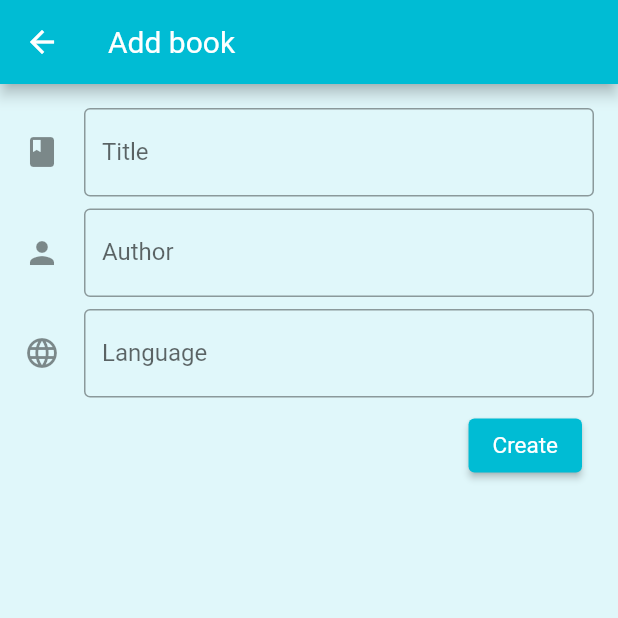
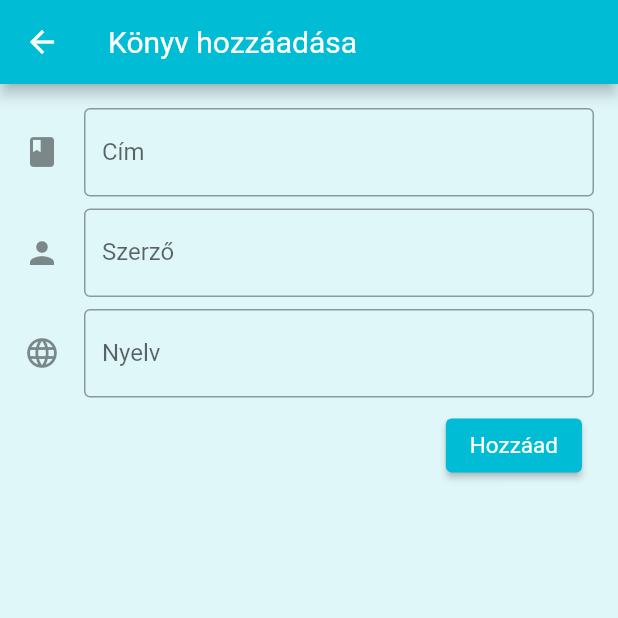
Before and after one commit to kurjakrichard/flutibre, a Flutter app: the screen it shows after launch, after a tap on the "add" icon, on a phone screen of 412 x 824 dp, the top half of it. Run offline on Flutter 3.47's test engine with Material 2 defaults, Android fonts, the phone set to English and light mode, and no system bars; drawn by our look-alikes of flutter_form_builder; our stand-ins replace form_field_validator, sqflite_common, sqflite_common_ffi; accounts and stored records are empty; generated files the repository leaves out were written again.

Commit message:
Add localization

```diff
--- /dev/null
+++ b/l10n.yaml
@@ -0,0 +1,3 @@
+arb-dir: lib/l10n
+template-arb-file: app_en.arb
+output-localization-file: app_localizations.dart
--- /dev/null
+++ b/lib/l10n/app_hu.arb
@@ -0,0 +1,18 @@
+{
+    "@@locale": "hu",
+    "ok": "OK",
+    "cancel": "Mégse",
+    "navigation": "Navigáció",
+    "list": "Lista nézet",
+    "tiles": "Rács nézet",
+    "addbook": "Könyv hozzáadása",
+    "title": "Cím",
+    "author": "Szerző",
+    "language": "Nyelv",
+    "create": "Hozzáad",
+    "confirmation": "Biztos vagy benne?",
+    "titlerequired": "A cím megadása kötelező!",
+    "authorrequired": "A szerző megadása kötelező!",
+    "languagerequired": "A nyelv megadása kötelező!",
+    "wanttodelete": "Biztosan törlöd?"
+}
--- a/lib/main.dart
+++ b/lib/main.dart
@@ -1,11 +1,14 @@
+import 'package:flutibre/models/book_data.dart';
 import 'package:flutibre/screens/modify_book.dart';
 import 'package:flutibre/screens/book_details_page.dart';
 import 'package:flutibre/screens/gridview.dart';
-import 'package:flutibre/screens/listview.dart';
-import 'package:flutibre/screens/main_window.dart';
+import 'package:flutibre/screens/datatable_view.dart';
+import 'package:flutibre/screens/mainPage.dart';
 import 'package:flutibre/utils/book_repository.dart';
 import 'package:flutibre/utils/scroll.dart';
 import 'package:flutter/material.dart';
+import 'package:flutter_localizations/flutter_localizations.dart';
+import 'package:flutter_gen/gen_l10n/app_localizations.dart';
 
 void main() => runApp(const Flutibre());
 
@@ -18,16 +21,28 @@ class Flutibre extends StatelessWidget {
     return BookRepositoryProvider(
       child: Builder(builder: (context) {
         return MaterialApp(
+          localizationsDelegates: const [
+            AppLocalizations.delegate,
+            GlobalMaterialLocalizations.delegate,
+            GlobalWidgetsLocalizations.delegate,
+            GlobalCupertinoLocalizations.delegate,
+          ],
+          supportedLocales: const [
+            Locale('en', ''),
+            Locale('hu', ''),
+          ],
+
+          locale: const Locale('hu'),
           debugShowCheckedModeBanner: false,
           //Scrolling do not work on Linux desktop without this.
           scrollBehavior: MyCustomScrollBehavior(),
-          home: const MainWindow(),
+          home: const ResponsiveHomePage(),
           routes: {
             //'/bookDetails': (context) => const BookDetailsPage(),
             '/ListPage': (context) => const ListPage(),
             '/GridPage': (context) => const GridPage(),
             '/AddBookPage': (context) =>
-                const ModifyBookPage(title: 'Add book'),
+                ModifyBookPage(title: AppLocalizations.of(context)!.addbook),
           },
           onGenerateRoute: (settings) {
             if (settings.name?.startsWith('/book/') ?? false) {
@@ -97,3 +112,54 @@ class Flutibre extends StatelessWidget {
     );
   }
 }
+
+class ResponsiveHomePage extends StatefulWidget {
+  const ResponsiveHomePage({Key? key}) : super(key: key);
+
+  @override
+  State<ResponsiveHomePage> createState() => _ResponsiveHomePageState();
+}
+
+class _ResponsiveHomePageState extends State<ResponsiveHomePage> {
+  BookData? book;
+
+  @override
+  Widget build(BuildContext context) {
+    return LayoutBuilder(builder: (context, constraints) {
+      var isWideLayout = constraints.maxWidth > 600;
+      if (!isWideLayout) {
+        return MainPage(
+          onBookTapped: (book) {
+            Navigator.pushNamed(
+              context,
+              '/book/${book.id}',
+              arguments: book,
+            );
+          },
+        );
+      } else {
+        return Row(
+          children: [
+            Expanded(child: MainPage(
+              onBookTapped: (book) {
+                setState(() {
+                  this.book = book;
+                });
+              },
+            )),
+            const VerticalDivider(
+              color: Colors.cyan,
+              thickness: 3,
+              width: 3,
+            ),
+            SizedBox(
+                width: 300,
+                child: BookDetailsContent(
+                  book: book,
+                )),
+          ],
+        );
+      }
+    });
+  }
+}
--- a/lib/screens/book_details_page.dart
+++ b/lib/screens/book_details_page.dart
@@ -1,6 +1,7 @@
 import 'package:flutibre/models/book_data.dart';
 import 'package:flutibre/utils/book_repository.dart';
 import 'package:flutter/material.dart';
+import 'package:flutter_gen/gen_l10n/app_localizations.dart';
 
 class BookDetailsPage extends StatelessWidget {
   const BookDetailsPage({Key? key}) : super(key: key);
@@ -9,10 +10,25 @@ class BookDetailsPage extends StatelessWidget {
   Widget build(BuildContext context) {
     dynamic routeSettings = ModalRoute.of(context)!.settings;
     dynamic book = routeSettings.arguments as BookData;
+    return BookDetailsContent(
+      book: book,
+    );
+  }
+}
+
+class BookDetailsContent extends StatelessWidget {
+  const BookDetailsContent({Key? key, this.book}) : super(key: key);
+  final BookData? book;
+
+  @override
+  Widget build(BuildContext context) {
+    if (book == null) {
+      return const Scaffold();
+    }
     return Scaffold(
       appBar: AppBar(
         title: Text(
-          book.title,
+          book!.title,
           style: Theme.of(context).textTheme.headline1,
         ),
         actions: [
@@ -22,19 +38,19 @@ class BookDetailsPage extends StatelessWidget {
               showDialog(
                 context: context,
                 builder: (context) => AlertDialog(
-                  title: const Text('Are you sure?'),
+                  title: Text(AppLocalizations.of(context)!.wanttodelete),
                   actions: [
                     TextButton(
-                      child: const Text('Cancel'),
+                      child: Text(AppLocalizations.of(context)!.cancel),
                       onPressed: () {
                         Navigator.pop(context);
                       },
                     ),
                     TextButton(
-                      child: const Text('Delete'),
+                      child: Text(AppLocalizations.of(context)!.ok),
                       onPressed: () {
                         Navigator.pop(context);
-                        BookRepository.of(context).onDeleteBook(book.id);
+                        BookRepository.of(context).onDeleteBook(book!.id);
                         Navigator.pop(context);
                       },
                     ),
@@ -54,7 +70,7 @@ class BookDetailsPage extends StatelessWidget {
                 decoration: BoxDecoration(
                   borderRadius: const BorderRadius.all(Radius.circular(30)),
                   image: DecorationImage(
-                    image: AssetImage(book.cover),
+                    image: AssetImage(book!.cover),
                     fit: BoxFit.fitHeight,
                   ),
                 ),
@@ -72,17 +88,22 @@ class BookDetailsPage extends StatelessWidget {
                       crossAxisAlignment: CrossAxisAlignment.start,
                       children: <Widget>[
                         BookDetailElement(
-                            detailType: 'Title:', detailContent: book.title),
+                            detailType:
+                                '${AppLocalizations.of(context)!.title}:',
+                            detailContent: book!.title),
                         BookDetailElement(
-                            detailType: 'Author:', detailContent: book.author),
+                            detailType:
+                                '${AppLocalizations.of(context)!.author}:',
+                            detailContent: book!.author),
                         BookDetailElement(
-                            detailType: 'Language:',
-                            detailContent: book.language),
+                            detailType:
+                                '${AppLocalizations.of(context)!.language}:',
+                            detailContent: book!.language),
                         const SizedBox(
                           height: 8,
                         ),
                         Text(
-                          book.content,
+                          book!.content,
                           style: Theme.of(context).textTheme.bodyText2,
                         ),
                         const SizedBox(
--- a/lib/screens/gridview.dart
+++ b/lib/screens/gridview.dart
@@ -1,6 +1,7 @@
 import 'package:flutibre/utils/book_repository.dart';
 import 'package:flutter/material.dart';
 import 'package:flutibre/models/book_data.dart';
+import 'package:flutter_gen/gen_l10n/app_localizations.dart';
 
 class GridPage extends StatelessWidget {
   const GridPage({Key? key}) : super(key: key);
@@ -14,7 +15,7 @@ class GridPage extends StatelessWidget {
       backgroundColor: Colors.cyan[50],
       appBar: AppBar(
         title: Text(
-          "Tiles",
+          AppLocalizations.of(context)!.tiles,
           style: Theme.of(context).textTheme.headline1,
         ),
       ),
--- a/lib/screens/main_window.dart
+++ b/lib/screens/mainPage.dart
@@ -1,9 +1,12 @@
 import 'package:flutibre/models/book_data.dart';
 import 'package:flutibre/utils/book_repository.dart';
 import 'package:flutter/material.dart';
+import 'package:flutter_gen/gen_l10n/app_localizations.dart';
 
-class MainWindow extends StatelessWidget {
-  const MainWindow({Key? key}) : super(key: key);
+class MainPage extends StatelessWidget {
+  const MainPage({Key? key, required this.onBookTapped}) : super(key: key);
+
+  final void Function(BookData) onBookTapped;
   final color = Colors.white;
   final hovercolor = const Color.fromRGBO(98, 163, 191, 1);
 
@@ -34,11 +37,7 @@ class MainWindow extends StatelessWidget {
                 book.cover,
               ),
               onTap: () {
-                Navigator.pushNamed(
-                  context,
-                  '/book/${book.id}',
-                  arguments: book,
-                );
+                onBookTapped(book);
               },
             );
           },
@@ -68,7 +67,7 @@ class MainWindow extends StatelessWidget {
                     crossAxisAlignment: CrossAxisAlignment.stretch,
                     children: [
                       Text(
-                        "Navigation",
+                        AppLocalizations.of(context)!.navigation,
                         style: Theme.of(context).textTheme.headline1,
                       ),
                       const SizedBox(
@@ -82,7 +81,7 @@ class MainWindow extends StatelessWidget {
               ),
               ListTile(
                 title: Text(
-                  "List",
+                  AppLocalizations.of(context)!.list,
                   style: Theme.of(context).textTheme.headline1,
                 ),
                 hoverColor: hovercolor,
@@ -97,7 +96,7 @@ class MainWindow extends StatelessWidget {
               ),
               ListTile(
                 title: Text(
-                  "Tiles",
+                  AppLocalizations.of(context)!.tiles,
                   style: Theme.of(context).textTheme.headline1,
                 ),
                 hoverColor: hovercolor,
--- a/lib/screens/modify_book.dart
+++ b/lib/screens/modify_book.dart
@@ -3,6 +3,7 @@ import 'package:flutibre/utils/book_repository.dart';
 import 'package:flutter/material.dart';
 import 'package:form_field_validator/form_field_validator.dart';
 import 'package:flutter_form_builder/flutter_form_builder.dart';
+import 'package:flutter_gen/gen_l10n/app_localizations.dart';
 
 class ModifyBookPage extends StatelessWidget {
   const ModifyBookPage({Key? key, required this.title}) : super(key: key);
@@ -16,17 +17,17 @@ class ModifyBookPage extends StatelessWidget {
         var result = await showDialog(
           context: context,
           builder: (context) => AlertDialog(
-            title: const Text('Are you sure?'),
+            title: Text(AppLocalizations.of(context)!.confirmation),
             actions: [
               TextButton(
-                child: const Text('Cancel'),
+                child: Text(AppLocalizations.of(context)!.cancel),
                 onPressed: () {
                   Navigator.pop(context, false);
                 },
               ),
               TextButton(
-                child: const Text(
-                  'Leave',
+                child: Text(
+                  AppLocalizations.of(context)!.ok,
                 ),
                 onPressed: () {
                   Navigator.pop(context, true);
@@ -53,39 +54,42 @@ class ModifyBookPage extends StatelessWidget {
                   children: [
                     FormBuilderTextField(
                       name: 'title',
-                      decoration: const InputDecoration(
-                          icon: Icon(Icons.book),
-                          labelText: 'Title',
-                          hintText: 'Book title',
-                          border: OutlineInputBorder()),
+                      decoration: InputDecoration(
+                          icon: const Icon(Icons.book),
+                          labelText: AppLocalizations.of(context)!.title,
+                          hintText: AppLocalizations.of(context)!.title,
+                          border: const OutlineInputBorder()),
                       keyboardType: TextInputType.text,
                       validator: MinLengthValidator(1,
-                          errorText: 'Title is required!'),
+                          errorText:
+                              AppLocalizations.of(context)!.titlerequired),
                     ),
                     Padding(
                       padding: const EdgeInsets.only(top: 8.0, bottom: 8.0),
                       child: FormBuilderTextField(
                         name: 'author',
-                        decoration: const InputDecoration(
-                            icon: Icon(Icons.person),
-                            labelText: 'Author',
-                            hintText: 'Book author',
-                            border: OutlineInputBorder()),
+                        decoration: InputDecoration(
+                            icon: const Icon(Icons.person),
+                            labelText: AppLocalizations.of(context)!.author,
+                            hintText: AppLocalizations.of(context)!.author,
+                            border: const OutlineInputBorder()),
                         keyboardType: TextInputType.name,
                         validator: MinLengthValidator(1,
-                            errorText: 'Author is required!'),
+                            errorText:
+                                AppLocalizations.of(context)!.authorrequired),
                       ),
                     ),
                     FormBuilderTextField(
                       name: 'language',
-                      decoration: const InputDecoration(
-                          icon: Icon(Icons.language),
-                          labelText: 'Language',
-                          hintText: 'Language',
-                          border: OutlineInputBorder()),
+                      decoration: InputDecoration(
+                          icon: const Icon(Icons.language),
+                          labelText: AppLocalizations.of(context)!.language,
+                          hintText: AppLocalizations.of(context)!.language,
+                          border: const OutlineInputBorder()),
                       keyboardType: TextInputType.text,
                       validator: MinLengthValidator(1,
-                          errorText: 'Language is required!'),
+                          errorText:
+                              AppLocalizations.of(context)!.languagerequired),
                     ),
                     Align(
                       alignment: Alignment.centerRight,
@@ -96,9 +100,8 @@ class ModifyBookPage extends StatelessWidget {
                               ModalRoute.of(context)!.settings.arguments;
                           int size = args!['size'] as int;
                           size++;
-
                           return ElevatedButton(
-                              child: Text('Create',
+                              child: Text(AppLocalizations.of(context)!.create,
                                   style: Theme.of(context).textTheme.headline3),
                               onPressed: () {
                                 var form = FormBuilder.of(context)!;
```
Also changed, not shown: lib/l10n/app_en.arb (added, +64 -0 lines), lib/screens/datatable_view.dart (renamed from lib/screens/listview.dart, +11 -3 lines), pubspec.yaml (+7 -3 lines), pubspec.lock.
